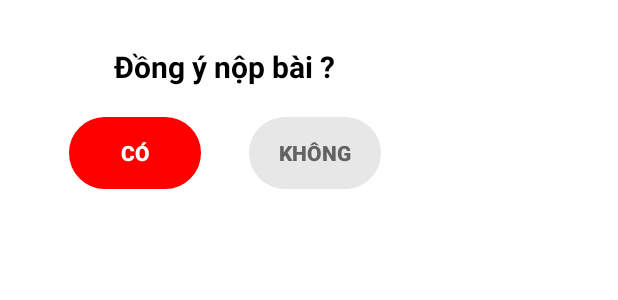
After one commit to xdnuos/ThiBangLai, an Android app: the layout dialog_submit.xml on its own in the app's theme, with its tools: preview values and no code run, on a phone screen of 412 x 824 dp. The commit adds this screen. Shown: the top 300 px of the screen. Run offline under Robolectric (Android 15) with nearby library versions, the phone set to English and light mode, and no system bars.

Commit message:
code tum lum part 2

```diff
--- a/app/src/main/java/com/example/thibanglai/adapter/LawSearchedAdapter.java
+++ b/app/src/main/java/com/example/thibanglai/adapter/LawSearchedAdapter.java
@@ -17,10 +17,11 @@ import com.example.thibanglai.interf.IItemClick;
 import com.example.thibanglai.model.BienBao;
 import com.example.thibanglai.other.FormattingString;
 import com.example.thibanglai.ui.DetailLawActivity;
+import com.example.thibanglai.ui.QuestionActivity;
 
 import java.util.List;
 
-public class LawSearchedAdapter extends RecyclerView.Adapter<LawSearchedAdapter.LawSearchedViewHolder> {
+public class LawSearchedAdapter extends RecyclerView.Adapter<LawSearchedAdapter.LawSearchedViewHolder>{
 
     Context context;
     List<BienBao> laws;
--- /dev/null
+++ b/app/src/main/res/layout/dialog_submit.xml
@@ -0,0 +1,52 @@
+<?xml version="1.0" encoding="utf-8"?>
+<LinearLayout xmlns:android="http://schemas.android.com/apk/res/android"
+    xmlns:app="http://schemas.android.com/apk/res-auto"
+    xmlns:tools="http://schemas.android.com/tools"
+    android:layout_width="300dp"
+    android:layout_height="wrap_content"
+    android:orientation="vertical"
+    android:background="@drawable/btn_cauhoi"
+    android:backgroundTint="@color/white">
+
+    <TextView
+        android:layout_marginTop="30dp"
+        android:layout_width="wrap_content"
+        android:layout_height="wrap_content"
+        android:text="Đồng ý nộp bài ?"
+        android:textSize="20dp"
+        android:textColor="@color/black"
+        android:textStyle="bold"
+        android:layout_gravity="center"/>
+
+    <LinearLayout
+        android:layout_width="match_parent"
+        android:layout_height="wrap_content"
+        android:layout_marginTop="20dp"
+        android:layout_marginBottom="40dp"
+        android:gravity="center"
+        android:orientation="horizontal">
+
+        <androidx.appcompat.widget.AppCompatButton
+            android:id="@+id/btn_yes"
+            android:layout_width="wrap_content"
+            android:layout_height="wrap_content"
+            android:layout_marginRight="16dp"
+            android:background="@drawable/btn_hastag"
+            android:backgroundTint="@color/primary_red"
+            android:text="Có"
+            android:textColor="@color/white"
+            android:textStyle="bold" />
+
+        <androidx.appcompat.widget.AppCompatButton
+            android:id="@+id/btn_no"
+            android:layout_width="wrap_content"
+            android:layout_height="wrap_content"
+            android:layout_marginLeft="16dp"
+            android:background="@drawable/btn_hastag"
+            android:backgroundTint="#E7E7E7"
+            android:text="Không"
+            android:textColor="#636363"
+            android:textStyle="bold" />
+    </LinearLayout>
+
+</LinearLayout>
--- a/app/src/main/res/layout/item_list_cau_hoi.xml
+++ b/app/src/main/res/layout/item_list_cau_hoi.xml
@@ -8,6 +8,7 @@
     android:layout_height="wrap_content">
 
         <androidx.appcompat.widget.AppCompatButton
+            android:clickable="false"
             android:id="@+id/btn_list_CH"
             android:layout_width="36dp"
             android:layout_height="36dp"
```
Also changed, not shown: app/src/main/java/com/example/thibanglai/adapter/ListCauHoiAdapter.java (+11 -2 lines), app/src/main/java/com/example/thibanglai/dialog/Submit_dialog.java (added, +60 -0 lines), app/src/main/java/com/example/thibanglai/model/Exam.java (added, +48 -0 lines), app/src/main/java/com/example/thibanglai/model/Questions.java (+8 -9 lines), app/src/main/java/com/example/thibanglai/model/links.java (added, +39 -0 lines), app/src/main/java/com/example/thibanglai/ui/MainActivity.java (+22 -0 lines), app/src/main/java/com/example/thibanglai/ui/QuestionActivity.java (+68 -12 lines).
